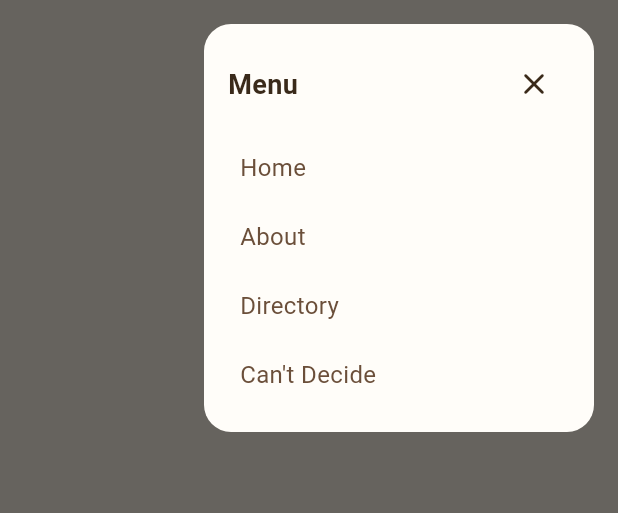
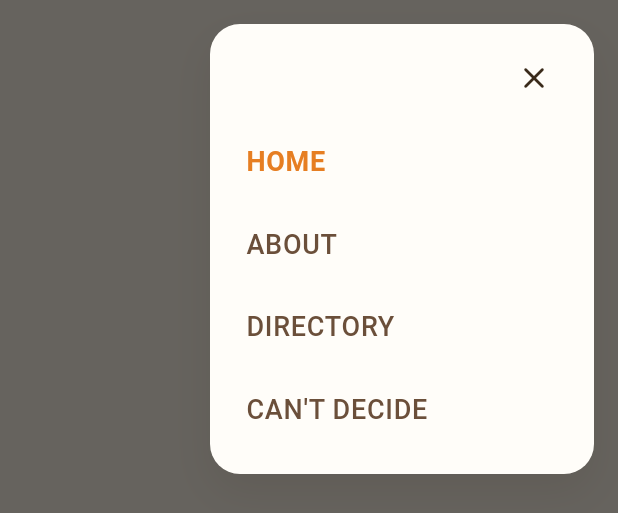
Before and after one commit to reijansen/iskopi, a Flutter app: the HomeMenuOverlay widget shown alone on an empty page, opened directly with empty values, on a phone screen of 412 x 824 dp. Shown: the top 513 px of the screen. Run offline on Flutter 3.47's test engine with Material 3 defaults, Android fonts, the phone set to English and light mode, and no system bars; our stand-ins replace shared_preferences; accounts and stored records are empty.

Commit message:
created home page and menu overlay
added:
- landing page layout
- header with app name + hamburger icon
- coffee mascot images
- main heading
- directory and can’t decide buttons
- dimmed overlay menu with navigation
- about page placeholder

```diff
--- a/iskopi/lib/features/home/widgets/home_menu_overlay.dart
+++ b/iskopi/lib/features/home/widgets/home_menu_overlay.dart
@@ -4,6 +4,8 @@ import '../../../core/constants/app_colors.dart';
 import '../../../core/constants/app_radius.dart';
 import '../../../core/constants/app_spacing.dart';
 import '../../../core/constants/app_text_styles.dart';
+
+enum HomeMenuItem { home, about, directory, cantDecide }
 
 class HomeMenuOverlay extends StatelessWidget {
   const HomeMenuOverlay({
@@ -13,6 +15,7 @@ class HomeMenuOverlay extends StatelessWidget {
     required this.onAbout,
     required this.onDirectory,
     required this.onCantDecide,
+    this.activeItem = HomeMenuItem.home,
   });
 
   final VoidCallback onClose;
@@ -20,53 +23,117 @@ class HomeMenuOverlay extends StatelessWidget {
   final VoidCallback onAbout;
   final VoidCallback onDirectory;
   final VoidCallback onCantDecide;
+  final HomeMenuItem activeItem;
 
   @override
   Widget build(BuildContext context) {
     return Material(
       color: Colors.transparent,
+      child: Stack(
+        children: <Widget>[
+          Positioned.fill(
             child: GestureDetector(
               onTap: onClose,
-        child: Container(
-          color: AppColors.overlay,
-          child: SafeArea(
+              child: Container(color: AppColors.overlay),
+            ),
+          ),
+          SafeArea(
             child: Align(
               alignment: Alignment.topRight,
-              child: GestureDetector(
-                onTap: () {},
               child: Container(
-                  width: 260,
+                width: AppSpacing.xxl * 8,
                 margin: const EdgeInsets.all(AppSpacing.lg),
-                  padding: const EdgeInsets.all(AppSpacing.lg),
+                padding: const EdgeInsets.fromLTRB(
+                  AppSpacing.lg,
+                  AppSpacing.md,
+                  AppSpacing.lg,
+                  AppSpacing.md,
+                ),
                 decoration: BoxDecoration(
                   color: AppColors.surface,
-                    borderRadius: BorderRadius.circular(AppRadius.lg),
+                  borderRadius: BorderRadius.circular(AppRadius.xl),
+                  boxShadow: const <BoxShadow>[
+                    BoxShadow(
+                      color: AppColors.shadow,
+                      blurRadius: AppSpacing.xl,
+                      offset: Offset(0, AppSpacing.md),
+                    ),
+                  ],
                 ),
                 child: Column(
                   mainAxisSize: MainAxisSize.min,
                   crossAxisAlignment: CrossAxisAlignment.start,
                   children: <Widget>[
-                      Row(
-                        children: <Widget>[
-                          Expanded(
-                            child: Text('Menu', style: AppTextStyles.title),
-                          ),
-                          IconButton(
+                    Align(
+                      alignment: Alignment.topRight,
+                      child: IconButton(
                         onPressed: onClose,
                         icon: const Icon(Icons.close_rounded),
                         color: AppColors.textPrimary,
+                        splashRadius: AppSpacing.lg,
                       ),
-                        ],
                     ),
                     const SizedBox(height: AppSpacing.sm),
-                      _MenuItem(label: 'Home', onTap: onHome),
-                      _MenuItem(label: 'About', onTap: onAbout),
-                      _MenuItem(label: 'Directory', onTap: onDirectory),
-                      _MenuItem(label: "Can't Decide", onTap: onCantDecide),
+                    _MenuItem(
+                      label: 'HOME',
+                      isActive: activeItem == HomeMenuItem.home,
+                      onTap: onHome,
+                    ),
+                    _MenuItem(
+                      label: 'ABOUT',
+                      isActive: activeItem == HomeMenuItem.about,
+                      onTap: onAbout,
+                    ),
+                    _MenuItem(
+                      label: 'DIRECTORY',
+                      isActive: activeItem == HomeMenuItem.directory,
+                      onTap: onDirectory,
+                    ),
+                    _MenuItem(
+                      label: 'CAN\'T DECIDE',
+                      isActive: activeItem == HomeMenuItem.cantDecide,
+                      onTap: onCantDecide,
+                    ),
                   ],
                 ),
               ),
             ),
+          ),
+        ],
+      ),
+    );
+  }
+}
+
+class _MenuItem extends StatelessWidget {
+  const _MenuItem({
+    required this.label,
+    required this.onTap,
+    required this.isActive,
+  });
+
+  final String label;
+  final VoidCallback onTap;
+  final bool isActive;
+
+  @override
+  Widget build(BuildContext context) {
+    return Padding(
+      padding: const EdgeInsets.only(bottom: AppSpacing.sm),
+      child: InkWell(
+        onTap: onTap,
+        borderRadius: BorderRadius.circular(AppRadius.md),
+        child: Padding(
+          padding: const EdgeInsets.symmetric(
+            horizontal: AppSpacing.sm,
+            vertical: AppSpacing.md,
+          ),
+          child: Text(
+            label,
+            style: AppTextStyles.title.copyWith(
+              color: isActive ? AppColors.primary : AppColors.textSecondary,
+              fontWeight: isActive ? FontWeight.w700 : FontWeight.w500,
+              letterSpacing: 0.5,
             ),
           ),
         ),
@@ -74,25 +141,3 @@ class HomeMenuOverlay extends StatelessWidget {
     );
   }
 }
-
-class _MenuItem extends StatelessWidget {
-  const _MenuItem({required this.label, required this.onTap});
-
-  final String label;
-  final VoidCallback onTap;
-
-  @override
-  Widget build(BuildContext context) {
-    return InkWell(
-      onTap: onTap,
-      borderRadius: BorderRadius.circular(AppRadius.md),
-      child: Padding(
-        padding: const EdgeInsets.symmetric(
-          vertical: AppSpacing.md,
-          horizontal: AppSpacing.sm,
-        ),
-        child: Text(label, style: AppTextStyles.body),
-      ),
-    );
-  }
-}
--- a/iskopi/pubspec.yaml
+++ b/iskopi/pubspec.yaml
@@ -61,6 +61,7 @@ flutter:
   assets:
     - assets/data/
     - assets/images/
+    - assets/images/mascots/
 
   # An image asset can refer to one or more resolution-specific "variants", see
   # https://flutter.dev/to/resolution-aware-images
```
Also changed, not shown: iskopi/lib/app.dart (+9 -7 lines), iskopi/lib/features/about/pages/about_page.dart (added, +25 -0 lines), iskopi/lib/features/directory/pages/directory_page.dart (added, +25 -0 lines), iskopi/lib/features/home/pages/home_page.dart (+174 -87 lines), iskopi/lib/features/home/widgets/home_mascot_illustration.dart (added, +22 -0 lines), iskopi/lib/features/spin/pages/spin_page.dart (added, +25 -0 lines), iskopi/assets/images/mascots/bottom_mascot.png (added), iskopi/assets/images/mascots/top_mascot.png (added), 1 other file. Lines whose indentation alone changed are shown as unchanged.
